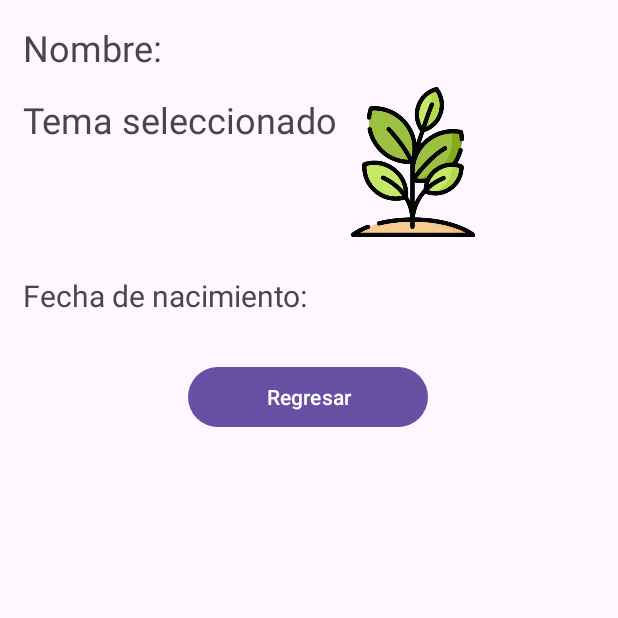
After one commit to DarkZeyan/ITCHII-Android-Mobile-Apps, an Android app: the ViewDataActivity screen opened directly, with no data from a screen before it, on a phone screen of 412 x 824 dp, the top half of it. The commit adds this screen. Run offline under Robolectric (Android 15) with nearby library versions, the phone set to English and light mode, and no system bars.

Commit message:
Finalizada practica de preferencias

```diff
--- a/Preferencias/app/src/main/AndroidManifest.xml
+++ b/Preferencias/app/src/main/AndroidManifest.xml
@@ -13,6 +13,9 @@
         android:theme="@style/Theme.Preferencias"
         tools:targetApi="31">
         <activity
+            android:name=".ViewDataActivity"
+            android:exported="false" />
+        <activity
             android:name=".MainActivity"
             android:exported="true">
             <intent-filter>
--- a/Preferencias/app/src/main/java/mx/tecnm/chihuahua2/moviles/preferencias/MainActivity.java
+++ b/Preferencias/app/src/main/java/mx/tecnm/chihuahua2/moviles/preferencias/MainActivity.java
@@ -1,11 +1,15 @@
 package mx.tecnm.chihuahua2.moviles.preferencias;
 
+import android.content.Intent;
+import android.content.SharedPreferences;
 import android.os.Bundle;
 import android.widget.Button;
 import android.widget.CalendarView;
 import android.widget.EditText;
 import android.widget.RadioButton;
+import android.widget.RadioGroup;
 import android.widget.TextView;
+import android.widget.Toast;
 
 import androidx.activity.EdgeToEdge;
 import androidx.appcompat.app.AppCompatActivity;
@@ -19,9 +23,10 @@ public class MainActivity extends AppCompatActivity {
     RadioButton radioButton_plant;
     RadioButton radioButton_animal;
     RadioButton radioButton_figure;
-    TextView textView_birth_date;
-    CalendarView calendarView_birth_date;
+    RadioGroup radioGroup;
+   CalendarView calendarView_birth_date;
     Button button_save;
+    String selectedDate;
     Button button_view;
     @Override
     protected void onCreate(Bundle savedInstanceState) {
@@ -33,5 +38,55 @@ public class MainActivity extends AppCompatActivity {
             v.setPadding(systemBars.left, systemBars.top, systemBars.right, systemBars.bottom);
             return insets;
         });
+
+        editText_name = findViewById(R.id.editText_name);
+        radioButton_plant = findViewById(R.id.radioButton_plant);
+        radioButton_animal = findViewById(R.id.radioButton_animal);
+        radioButton_figure = findViewById(R.id.radioButton_figure);;
+        calendarView_birth_date = findViewById(R.id.calendarView_birth_date);
+        button_save = findViewById(R.id.button_save);
+        button_view = findViewById(R.id.button_view);
+
+        button_save.setOnClickListener(v -> {
+            // El metodo de getSharedPreferences() permite definir el nombre de un archivo para
+            // guardar las preferencias, ademas el archivo se puede usar dentro de la aplicacion en cualquier activity.
+            SharedPreferences preferences = getSharedPreferences("preferencias", MODE_PRIVATE);
+            SharedPreferences.Editor editor = preferences.edit();
+
+            editor.putString("name", editText_name.getText().toString());
+            if(radioButton_plant.isChecked()){
+                editor.putString("topic","plant");
+            }
+            if(radioButton_animal.isChecked()){
+                editor.putString("topic","animal");
+            }
+            if(radioButton_figure.isChecked()) {
+                editor.putString("topic", "figure");
+            }
+            editor.putString("date", selectedDate);
+
+            // Guardar los cambios
+            editor.commit();
+
+            // Limpiar los campos
+            editText_name.setText("");
+            radioButton_plant.setChecked(false);
+            radioButton_animal.setChecked(false);
+            radioButton_figure.setChecked(false);
+
+            Toast.makeText(this, "Preferencias guardadas", Toast.LENGTH_LONG).show();
+
+        });
+
+
+        button_view.setOnClickListener(v -> {
+            Intent intent = new Intent(this, ViewDataActivity.class);
+            startActivity(intent);
+        });
+        // Recuperar el dato de la fecha del calendario.
+        calendarView_birth_date.setOnDateChangeListener((view, year, month, dayOfMonth) -> {
+            selectedDate = dayOfMonth + "/" + (month + 1) + "/" + year;
+        });
+
     }
 }
--- /dev/null
+++ b/Preferencias/app/src/main/java/mx/tecnm/chihuahua2/moviles/preferencias/ViewDataActivity.java
@@ -0,0 +1,58 @@
+package mx.tecnm.chihuahua2.moviles.preferencias;
+
+import android.content.SharedPreferences;
+import android.os.Bundle;
+import android.widget.Button;
+import android.widget.ImageView;
+import android.widget.TextView;
+
+import androidx.activity.EdgeToEdge;
+import androidx.appcompat.app.AppCompatActivity;
+import androidx.core.graphics.Insets;
+import androidx.core.view.ViewCompat;
+import androidx.core.view.WindowInsetsCompat;
+
+public class ViewDataActivity extends AppCompatActivity {
+
+    TextView textView_name2;
+    TextView textView_date;
+    ImageView imageView_selection;
+    Button button_return;
+
+    @Override
+    protected void onCreate(Bundle savedInstanceState) {
+        super.onCreate(savedInstanceState);
+        EdgeToEdge.enable(this);
+        setContentView(R.layout.activity_view_data);
+        ViewCompat.setOnApplyWindowInsetsListener(findViewById(R.id.main), (v, insets) -> {
+            Insets systemBars = insets.getInsets(WindowInsetsCompat.Type.systemBars());
+            v.setPadding(systemBars.left, systemBars.top, systemBars.right, systemBars.bottom);
+            return insets;
+        });
+
+        textView_name2 = findViewById(R.id.textView_name2);
+        textView_date = findViewById(R.id.textView_date);
+        imageView_selection = findViewById(R.id.imageView_selection);
+
+        SharedPreferences preferences = getSharedPreferences("preferencias", MODE_PRIVATE);
+        textView_name2.setText("Nombre: "+preferences.getString("name", ""));
+        textView_date.setText("Fecha de nacimiento: "+preferences.getString("date", ""));
+
+        String figure = preferences.getString("topic", "");
+        if(figure.equals("plant")){
+            imageView_selection.setImageResource(R.drawable.planta);
+        }
+        if(figure.equals("animal")){
+            imageView_selection.setImageResource(R.drawable.animal);
+        }
+        if(figure.equals("figure")) {
+            imageView_selection.setImageResource(R.drawable.figura);
+        }
+
+
+        button_return = findViewById(R.id.button_return);
+        button_return.setOnClickListener(v -> {
+            finish();
+        });
+    }
+}
--- a/Preferencias/app/src/main/res/layout/activity_main.xml
+++ b/Preferencias/app/src/main/res/layout/activity_main.xml
@@ -104,7 +104,7 @@
 
             <CalendarView
                 android:id="@+id/calendarView_birth_date"
-                android:layout_width="280sp"
+                android:layout_width="230sp"
                 android:layout_height="wrap_content" />
         </TableRow>
 
--- /dev/null
+++ b/Preferencias/app/src/main/res/layout/activity_view_data.xml
@@ -0,0 +1,83 @@
+<?xml version="1.0" encoding="utf-8"?>
+<androidx.constraintlayout.widget.ConstraintLayout xmlns:android="http://schemas.android.com/apk/res/android"
+    xmlns:app="http://schemas.android.com/apk/res-auto"
+    xmlns:tools="http://schemas.android.com/tools"
+    android:id="@+id/main"
+    android:layout_width="match_parent"
+    android:layout_height="match_parent"
+    tools:context=".ViewDataActivity">
+
+    <TableLayout
+        android:layout_width="match_parent"
+        android:layout_height="match_parent">
+
+        <TableRow
+            android:layout_width="match_parent"
+            android:layout_height="match_parent" >
+
+            <TextView
+                android:id="@+id/textView_name2"
+                android:layout_width="wrap_content"
+                android:layout_height="wrap_content"
+                android:layout_marginLeft="15sp"
+                android:layout_marginTop="15sp"
+                android:text="@string/textView_name"
+                android:textSize="24sp" />
+        </TableRow>
+
+        <TableRow
+            android:layout_width="match_parent"
+            android:layout_height="match_parent" >
+
+            <TextView
+                android:id="@+id/textView_selection2"
+                android:layout_width="wrap_content"
+                android:layout_height="wrap_content"
+                android:layout_marginLeft="15sp"
+                android:layout_marginTop="15sp"
+                android:text="@string/textView_selectedTopic"
+                android:textSize="24sp" />
+
+            <ImageView
+                android:id="@+id/imageView_selection"
+                android:layout_width="100sp"
+                android:layout_height="120sp"
+                android:layout_marginLeft="-10sp"
+                android:maxWidth="10sp"
+                android:maxHeight="10sp"
+                android:translationX="10sp"
+                app:srcCompat="@drawable/planta"
+                tools:srcCompat="@drawable/planta" />
+        </TableRow>
+
+        <TableRow
+            android:layout_width="match_parent"
+            android:layout_height="match_parent" >
+
+            <TextView
+                android:id="@+id/textView_date"
+                android:layout_width="wrap_content"
+                android:layout_height="wrap_content"
+                android:layout_marginLeft="15sp"
+                android:layout_marginTop="15sp"
+                android:text="@string/textView_birth_date"
+                android:textSize="20sp" />
+        </TableRow>
+
+        <TableRow
+            android:layout_width="match_parent"
+            android:layout_height="match_parent" >
+
+            <Button
+                android:id="@+id/button_return"
+                android:layout_width="wrap_content"
+                android:layout_height="wrap_content"
+                android:layout_marginLeft="15sp"
+                android:layout_marginTop="30sp"
+                android:layout_marginRight="50sp"
+                android:text="@string/button_return"
+                android:textAlignment="center"
+                android:translationX="110sp" />
+        </TableRow>
+    </TableLayout>
+</androidx.constraintlayout.widget.ConstraintLayout>
--- a/Preferencias/app/src/main/res/values/strings.xml
+++ b/Preferencias/app/src/main/res/values/strings.xml
@@ -2,6 +2,7 @@
     <string name="app_name">Almacenamiento de Preferencias</string>
     <string name="textView_name">Nombre: </string>
     <string name="textView_selection">Selecciona una opción</string>
+    <string name="textView_selectedTopic">Tema seleccionado</string>
     <string name="textView_birth_date">Fecha de nacimiento: </string>
 
     <string name="editText_name">Ingresa tu nombre</string>
@@ -12,4 +13,5 @@
 
     <string name="button_save">Guardar</string>
     <string name="button_view">Ver</string>
+    <string name="button_return">Regresar</string>
 </resources>
```
Also changed, not shown: Preferencias/app/src/main/res/drawable/animal.png (added), Preferencias/app/src/main/res/drawable/figura.png (added), Preferencias/app/src/main/res/drawable/planta.png (added).
